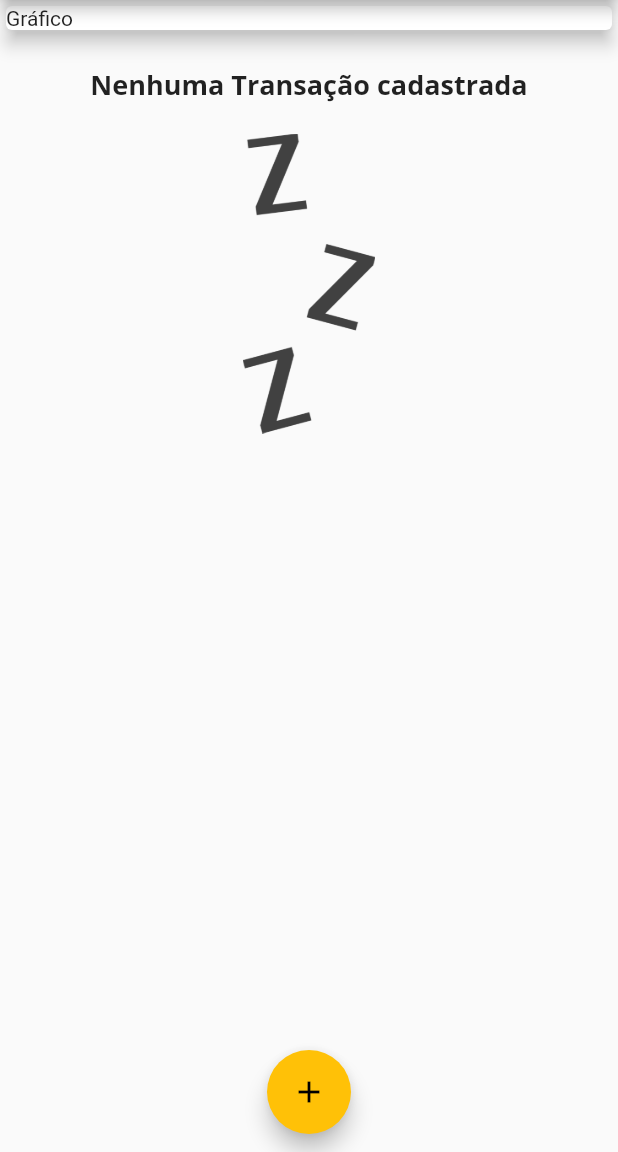
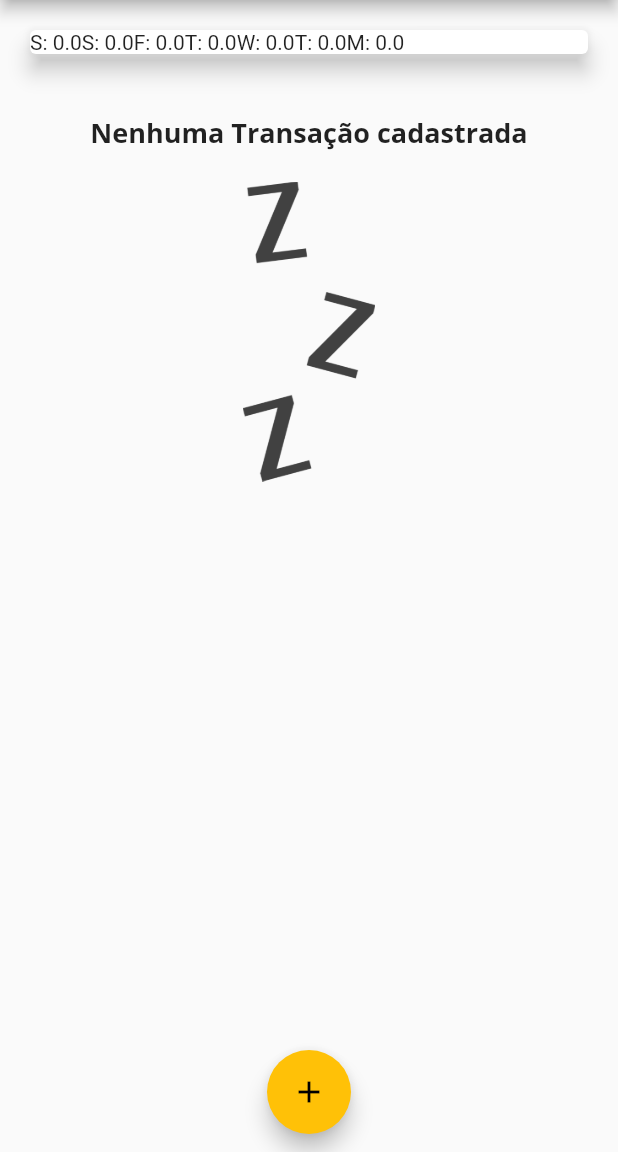
Before and after one commit to ramonmpacheco/julius, a Flutter app: the screen it shows after launch, on a phone screen of 412 x 824 dp, the part 84-1236 px from its top. Run offline on Flutter 3.47's test engine with Material 2 defaults, Android fonts, the phone set to English and light mode, and no system bars.

Commit message:
add: chart simple values

```diff
--- a/lib/components/chart.dart
+++ b/lib/components/chart.dart
@@ -35,7 +35,9 @@ class Chart extends StatelessWidget {
       elevation: 6,
       margin: EdgeInsets.all(20),
       child: Row(
-        children: [],
+        children: groupedTransactions.map((tr) {
+          return Text("${tr['day']}: ${tr['value']}");
+        }).toList(),
       ),
     );
   }
--- a/lib/main.dart
+++ b/lib/main.dart
@@ -1,4 +1,5 @@
 import 'package:flutter/material.dart';
+import 'package:julius/components/chart.dart';
 import 'package:julius/components/transaction_form.dart';
 import 'package:julius/components/transaction_list.dart';
 import 'package:julius/models/transaction.dart';
@@ -57,6 +58,17 @@ class _HomePageState extends State<HomePage> {
     //   date: DateTime.now(),
     // ),
   ];
+
+  List<Transaction> get _recentTransactions {
+    return _transactions
+        .where((element) => element.date.isAfter(
+              DateTime.now().subtract(
+                Duration(days: 7),
+              ),
+            ))
+        .toList();
+  }
+
   _addTransaction(String title, double value) {
     final newTransaction = Transaction(
       id: Random().nextDouble().toString(),
@@ -96,12 +108,7 @@ class _HomePageState extends State<HomePage> {
         child: Column(
           crossAxisAlignment: CrossAxisAlignment.stretch,
           children: [
-            Container(
-              child: Card(
-                child: Text('Gráfico'),
-                elevation: 5,
-              ),
-            ),
+            Chart(_recentTransactions),
             TransactionList(_transactions),
           ],
         ),
```
